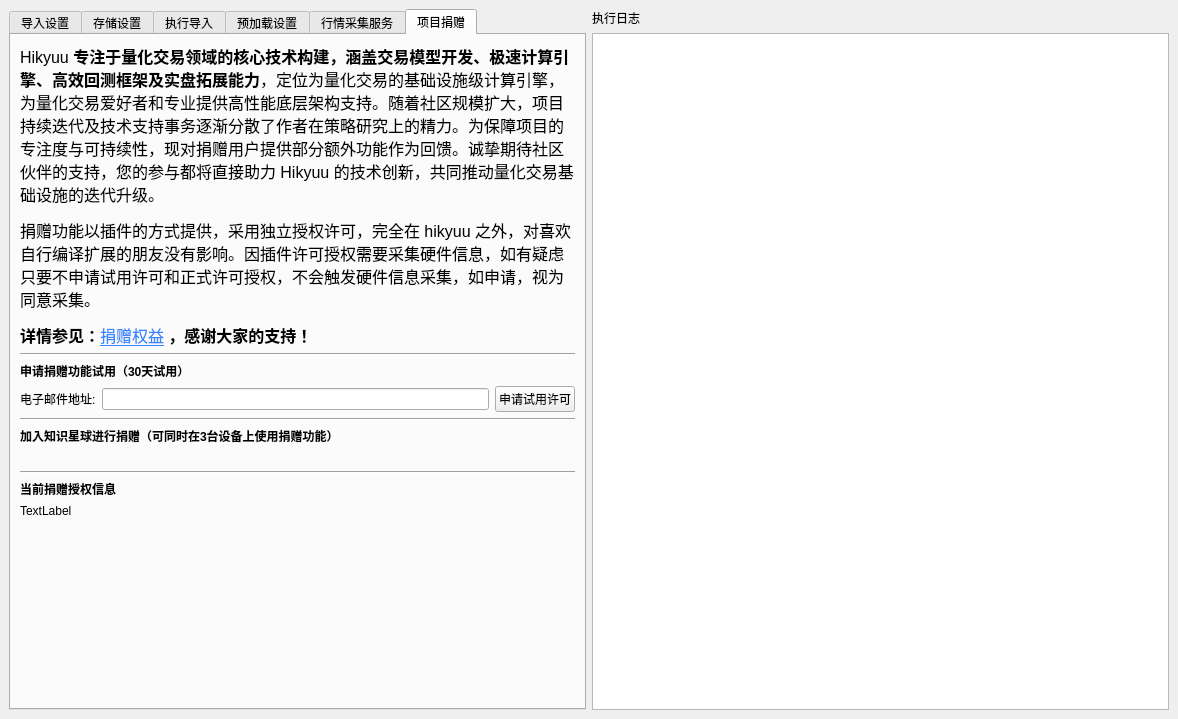
First picture: the form in hikyuu/gui/data/MainWindow.ui, repository fasiondog/hikyuu, before the edit.
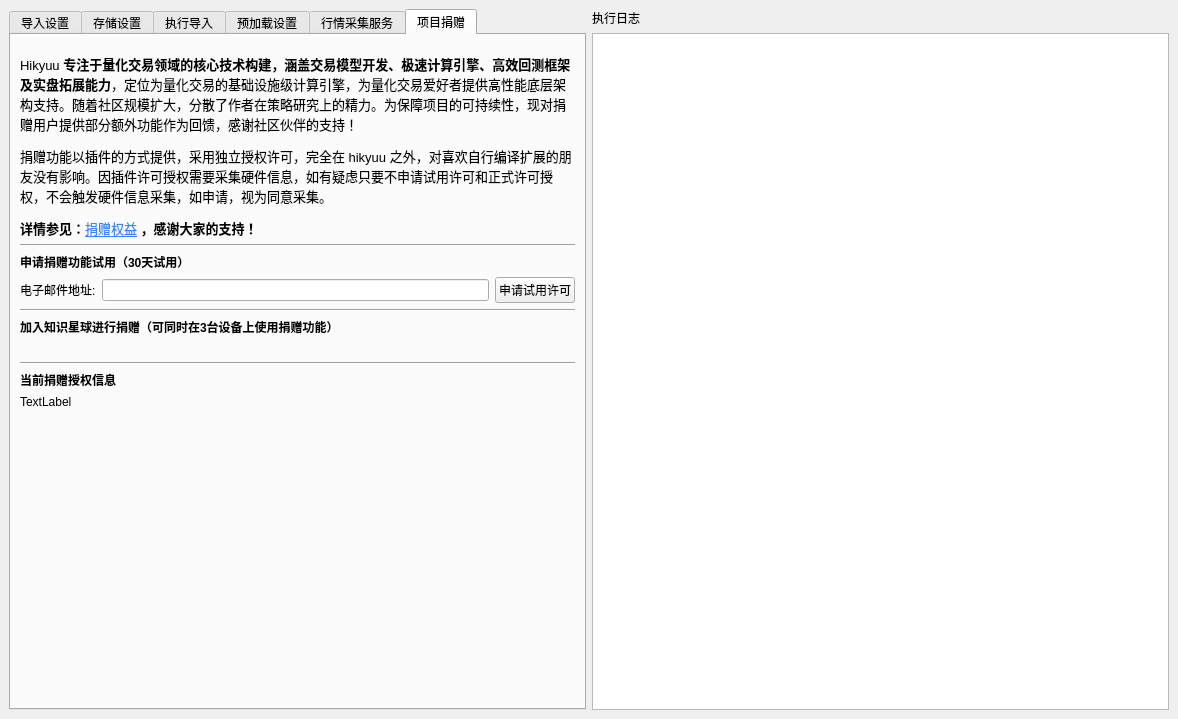
Second picture: the form after the edit. The open tabs and pages were chosen to show the change. Icons and pictures are not drawn.

Commit message: 调整GUI字体

```diff
--- a/hikyuu/gui/data/MainWindow.ui
+++ b/hikyuu/gui/data/MainWindow.ui
@@ -1806,8 +1806,29 @@
         <string>项目捐赠</string>
        </attribute>
        <layout class="QVBoxLayout" name="verticalLayout_18">
+        <item>
+         <spacer name="verticalSpacer_13">
+          <property name="orientation">
+           <enum>Qt::Vertical</enum>
+          </property>
+          <property name="sizeType">
+           <enum>QSizePolicy::Fixed</enum>
+          </property>
+          <property name="sizeHint" stdset="0">
+           <size>
+            <width>5</width>
+            <height>10</height>
+           </size>
+          </property>
+         </spacer>
+        </item>
         <item>
          <widget class="QLabel" name="label_46">
+          <property name="font">
+           <font>
+            <family>Arial</family>
+           </font>
+          </property>
           <property name="text">
            <string>&lt;!DOCTYPE HTML PUBLIC &quot;-//W3C//DTD HTML 4.0//EN&quot; &quot;http://www.w3.org/TR/REC-html40/strict.dtd&quot;&gt;
 &lt;html&gt;&lt;head&gt;&lt;meta name=&quot;qrichtext&quot; content=&quot;1&quot; /&gt;&lt;meta charset=&quot;utf-8&quot; /&gt;&lt;style type=&quot;text/css&quot;&gt;
@@ -1815,10 +1836,10 @@
 hr { height: 1px; border-width: 0; }
 li.unchecked::marker { content: &quot;\2610&quot;; }
 li.checked::marker { content: &quot;\2612&quot;; }
-&lt;/style&gt;&lt;/head&gt;&lt;body style=&quot; font-family:'.AppleSystemUIFont'; font-size:13pt; font-weight:400; font-style:normal;&quot;&gt;
-&lt;p style=&quot; margin-top:12px; margin-bottom:12px; margin-left:0px; margin-right:0px; -qt-block-indent:0; text-indent:0px;&quot;&gt;&lt;span style=&quot; font-size:12pt;&quot;&gt;Hikyuu &lt;/span&gt;&lt;span style=&quot; font-size:12pt; font-weight:700;&quot;&gt;专注于量化交易领域的核心技术构建，涵盖交易模型开发、极速计算引擎、高效回测框架及实盘拓展能力&lt;/span&gt;&lt;span style=&quot; font-size:12pt;&quot;&gt;，定位为量化交易的基础设施级计算引擎，为量化交易爱好者和专业提供高性能底层架构支持。随着社区规模扩大，项目持续迭代及技术支持事务逐渐分散了作者在策略研究上的精力。为保障项目的专注度与可持续性，现对捐赠用户提供部分额外功能作为回馈。诚挚期待社区伙伴的支持，您的参与都将直接助力 Hikyuu 的技术创新，共同推动量化交易基础设施的迭代升级。&lt;/span&gt;&lt;/p&gt;
-&lt;p style=&quot; margin-top:12px; margin-bottom:12px; margin-left:0px; margin-right:0px; -qt-block-indent:0; text-indent:0px;&quot;&gt;&lt;span style=&quot; font-size:12pt;&quot;&gt;捐赠功能以插件的方式提供，采用独立授权许可，完全在 hikyuu 之外，对喜欢自行编译扩展的朋友没有影响。因插件许可授权需要采集硬件信息，如有疑虑只要不申请试用许可和正式许可授权，不会触发硬件信息采集，如申请，视为同意采集。&lt;/span&gt;&lt;/p&gt;
-&lt;p style=&quot; margin-top:12px; margin-bottom:12px; margin-left:0px; margin-right:0px; -qt-block-indent:0; text-indent:0px;&quot;&gt;&lt;span style=&quot; font-size:12pt; font-weight:700;&quot;&gt;详情参见：&lt;/span&gt;&lt;a href=&quot;https://hikyuu.readthedocs.io/zh-cn/latest/vip/vip-plan.html&quot;&gt;&lt;span style=&quot; font-size:12pt; text-decoration: underline; color:#3586ff;&quot;&gt;捐赠权益&lt;/span&gt;&lt;/a&gt;&lt;span style=&quot; font-size:12pt; font-weight:700;&quot;&gt; ，感谢大家的支持！&lt;/span&gt;&lt;/p&gt;&lt;/body&gt;&lt;/html&gt;</string>
+&lt;/style&gt;&lt;/head&gt;&lt;body style=&quot; font-family:'Arial'; font-size:9pt; font-weight:400; font-style:normal;&quot;&gt;
+&lt;p style=&quot; margin-top:12px; margin-bottom:12px; margin-left:0px; margin-right:0px; -qt-block-indent:0; text-indent:0px;&quot;&gt;&lt;span style=&quot; font-family:'.AppleSystemUIFont'; font-size:10pt;&quot;&gt;Hikyuu &lt;/span&gt;&lt;span style=&quot; font-family:'.AppleSystemUIFont'; font-size:10pt; font-weight:700;&quot;&gt;专注于量化交易领域的核心技术构建，涵盖交易模型开发、极速计算引擎、高效回测框架及实盘拓展能力&lt;/span&gt;&lt;span style=&quot; font-family:'.AppleSystemUIFont'; font-size:10pt;&quot;&gt;，定位为量化交易的基础设施级计算引擎，为量化交易爱好者提供高性能底层架构支持。随着社区规模扩大，分散了作者在策略研究上的精力。为保障项目的可持续性，现对捐赠用户提供部分额外功能作为回馈，感谢社区伙伴的支持！&lt;/span&gt;&lt;/p&gt;
+&lt;p style=&quot; margin-top:12px; margin-bottom:12px; margin-left:0px; margin-right:0px; -qt-block-indent:0; text-indent:0px;&quot;&gt;&lt;span style=&quot; font-family:'.AppleSystemUIFont'; font-size:10pt;&quot;&gt;捐赠功能以插件的方式提供，采用独立授权许可，完全在 hikyuu 之外，对喜欢自行编译扩展的朋友没有影响。因插件许可授权需要采集硬件信息，如有疑虑只要不申请试用许可和正式许可授权，不会触发硬件信息采集，如申请，视为同意采集。&lt;/span&gt;&lt;/p&gt;
+&lt;p style=&quot; margin-top:12px; margin-bottom:12px; margin-left:0px; margin-right:0px; -qt-block-indent:0; text-indent:0px;&quot;&gt;&lt;span style=&quot; font-family:'.AppleSystemUIFont'; font-size:10pt; font-weight:700;&quot;&gt;详情参见：&lt;/span&gt;&lt;a href=&quot;https://hikyuu.readthedocs.io/zh-cn/latest/vip/vip-plan.html&quot;&gt;&lt;span style=&quot; font-family:'.AppleSystemUIFont'; font-size:10pt; text-decoration: underline; color:#3586ff;&quot;&gt;捐赠权益&lt;/span&gt;&lt;/a&gt;&lt;span style=&quot; font-family:'.AppleSystemUIFont'; font-size:10pt; font-weight:700;&quot;&gt; ，感谢大家的支持！&lt;/span&gt;&lt;/p&gt;&lt;/body&gt;&lt;/html&gt;</string>
           </property>
           <property name="wordWrap">
            <bool>true</bool>
```
Left out of the diff: 46 changed lines with no effect on the pictures. The commit also changes 1 other file.
